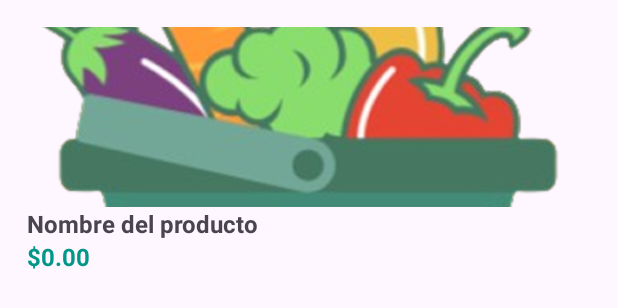
After one commit to hectorvcode/fruver_porvenir, an Android app: the layout item_producto.xml on its own in the app's theme, with its tools: preview values and no code run, on a phone screen of 412 x 824 dp. The commit adds this screen. Shown: the top 308 px of the screen. Run offline under Robolectric (Android 15) with nearby library versions, the phone set to English and light mode, and no system bars.

```diff
--- /dev/null
+++ b/app/src/main/res/layout/item_producto.xml
@@ -0,0 +1,43 @@
+<?xml version="1.0" encoding="utf-8"?>
+<androidx.constraintlayout.widget.ConstraintLayout xmlns:android="http://schemas.android.com/apk/res/android"
+    android:layout_width="match_parent"
+    android:layout_height="wrap_content"
+    xmlns:app="http://schemas.android.com/apk/res-auto"
+    android:layout_margin="10dp"
+    app:cardCornerRadius="8dp"
+    app:cardElevation="4dp">
+
+    <LinearLayout
+        android:layout_width="match_parent"
+        android:layout_height="wrap_content"
+        android:orientation="vertical"
+        android:padding="8dp"
+        app:layout_constraintEnd_toEndOf="parent"
+        app:layout_constraintStart_toStartOf="parent"
+        app:layout_constraintTop_toTopOf="parent">
+
+        <ImageView
+            android:id="@+id/imagen_producto"
+            android:layout_width="match_parent"
+            android:layout_height="120dp"
+            android:scaleType="centerCrop"
+            android:src="@drawable/app_logo" />
+
+        <TextView
+            android:layout_width="match_parent"
+            android:layout_height="wrap_content"
+            android:text="@string/nombre_del_producto"
+            android:textSize="16sp"
+            android:textStyle="bold" />
+
+        <TextView
+            android:layout_width="match_parent"
+            android:layout_height="wrap_content"
+            android:text="@string/precio_0_00"
+            android:textColor="@color/green_mint"
+            android:textSize="16sp"
+            android:textStyle="bold" />
+
+    </LinearLayout>
+
+</androidx.constraintlayout.widget.ConstraintLayout>
--- a/app/src/main/res/values-night/strings.xml
+++ b/app/src/main/res/values-night/strings.xml
@@ -53,4 +53,5 @@
     <string name="tomatoe">Tomatoe</string>
     <string name="pagar">Pagar</string>
     <string name="nombre_completo">Nombre Completo</string>
+    <string name="nombre_del_producto">Nombre del producto</string>
 </resources>
--- a/app/src/main/res/values/strings.xml
+++ b/app/src/main/res/values/strings.xml
@@ -52,4 +52,7 @@
     <string name="tomatoe">Tomatoe</string>
     <string name="pagar">Pagar</string>
     <string name="nombre_completo">Nombre Completo</string>
+    <string name="nombre_del_producto">Nombre del producto</string>
+    <string name="precio_0_00">$0.00</string>
+    <string name="tienda_virtual">Tienda Virtual</string>
 </resources>
```
Also changed, not shown: app/src/main/res/layout/fragment_detalles_producto.xml (added, +27 -0 lines), app/src/main/res/layout/fragment_lista_productos.xml (added, +28 -0 lines).
